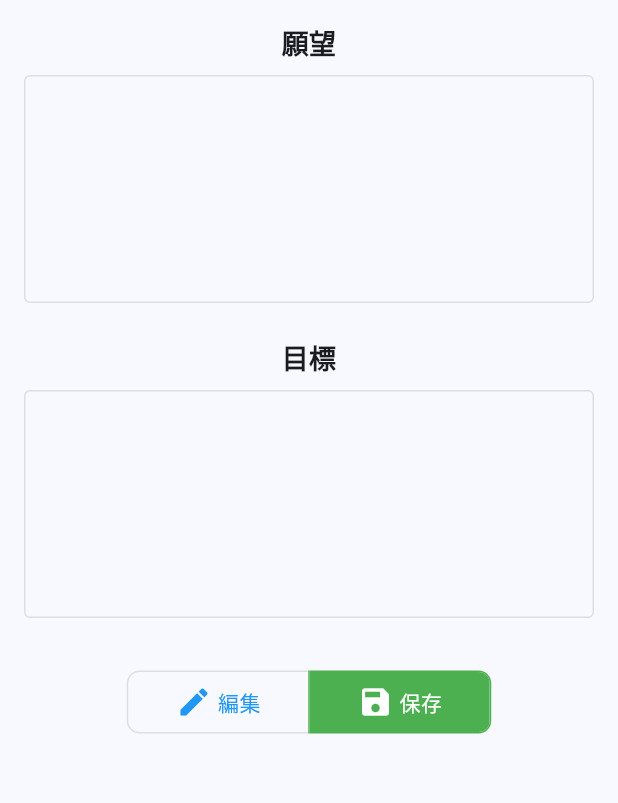
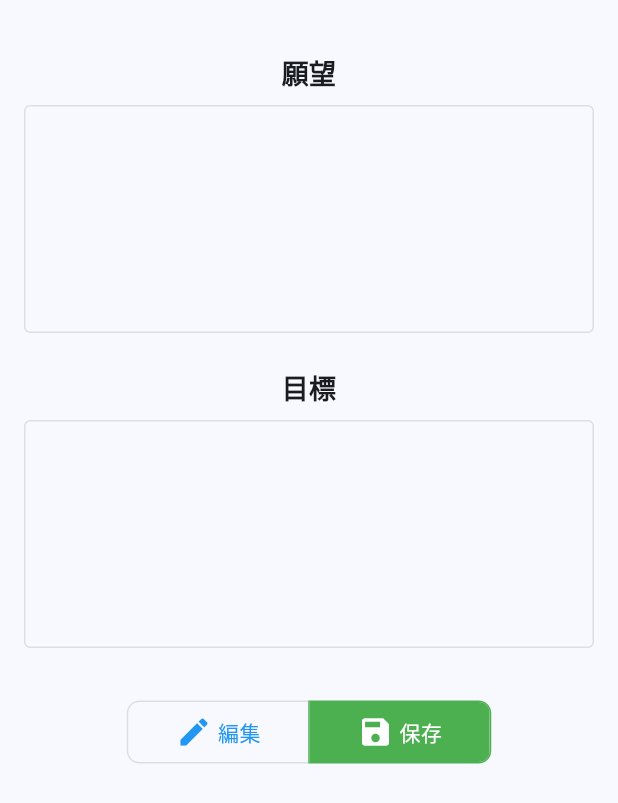
Before and after one commit to yamamomo2022/balance_ai_agent, a Flutter app: the LifestylePage screen opened directly, on a phone screen of 412 x 824 dp. Shown: the top 803 px of the screen. Run offline on Flutter 3.47's test engine with Material 3 defaults, Android fonts, the phone set to English and light mode, and no system bars; our stand-ins replace dio, firebase_auth, firebase_core, flutter_chat_types, flutter_chat_ui, flutter_dotenv and 2 more; accounts and stored records are empty; generated files the repository leaves out were written again.

Commit message:
refactor: remove unused imports and improve layout in lifestyle_page.dart
- Removed unused imports for lifestyle model and chat room page.
- Added a SizedBox for improved spacing in the UI.
- Removed the unused _isInitialized variable.

```diff
--- a/lib/pages/lifestyle_page.dart
+++ b/lib/pages/lifestyle_page.dart
@@ -1,8 +1,6 @@
 import 'package:flutter/material.dart';
 import 'package:provider/provider.dart';
-import 'package:balance_ai_agent/models/lifestyle.dart';
 import 'package:balance_ai_agent/providers/lifestyle_provider.dart';
-import 'chat_room_page.dart';
 
 class LifestylePage extends StatefulWidget {
   const LifestylePage({super.key});
@@ -14,7 +12,6 @@ class LifestylePage extends StatefulWidget {
 class _LifestylePageState extends State<LifestylePage> {
   final TextEditingController aspirationsController = TextEditingController();
   final TextEditingController goalsController = TextEditingController();
-  bool _isInitialized = false;
   bool _isEditMode = false; // 編集モード管理用の変数を追加
 
   // 既存のコードは同じ...
@@ -85,6 +82,7 @@ class _LifestylePageState extends State<LifestylePage> {
           child: Column(
             crossAxisAlignment: CrossAxisAlignment.stretch,
             children: [
+              SizedBox(height: 20),
               // 願望のテキストフィールド (編集モードに応じて有効/無効)
               Center(
                 child: const Text(
```
